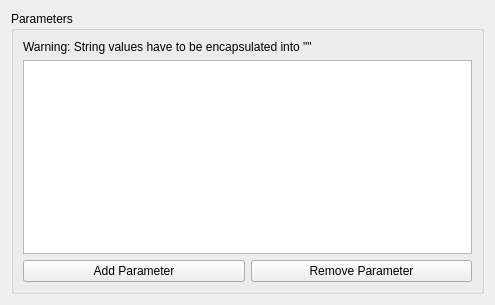
This is src/WizardPageParameters.ui in flowexpert/charon as Qt 5 draws it before an edit. The edited form follows.
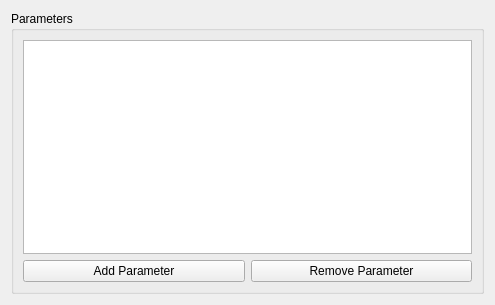
This is the edited form.

Commit message: added output of slot and parameter decl/registration

The edit to the form file:
```diff
--- a/src/WizardPageParameters.ui
+++ b/src/WizardPageParameters.ui
@@ -26,28 +26,21 @@
       <string>Parameters</string>
      </property>
      <layout class="QGridLayout" name="gridLayout_2">
-      <item row="0" column="0" colspan="2">
-       <widget class="QLabel" name="labelParamDesc">
-        <property name="text">
-         <string>Warning: String values have to be encapsulated into &quot;&quot;</string>
-        </property>
-       </widget>
-      </item>
-      <item row="2" column="0">
+      <item row="1" column="0">
        <widget class="QPushButton" name="buttonAddParam">
         <property name="text">
          <string>Add Parameter</string>
         </property>
        </widget>
       </item>
-      <item row="2" column="1">
+      <item row="1" column="1">
        <widget class="QPushButton" name="buttonDelParam">
         <property name="text">
          <string>Remove Parameter</string>
         </property>
        </widget>
       </item>
-      <item row="1" column="0" colspan="2">
+      <item row="0" column="0" colspan="2">
        <widget class="QTableView" name="tableParameters">
         <property name="editTriggers">
          <set>QAbstractItemView::AllEditTriggers</set>
```
The commit also changes 4 other files.
